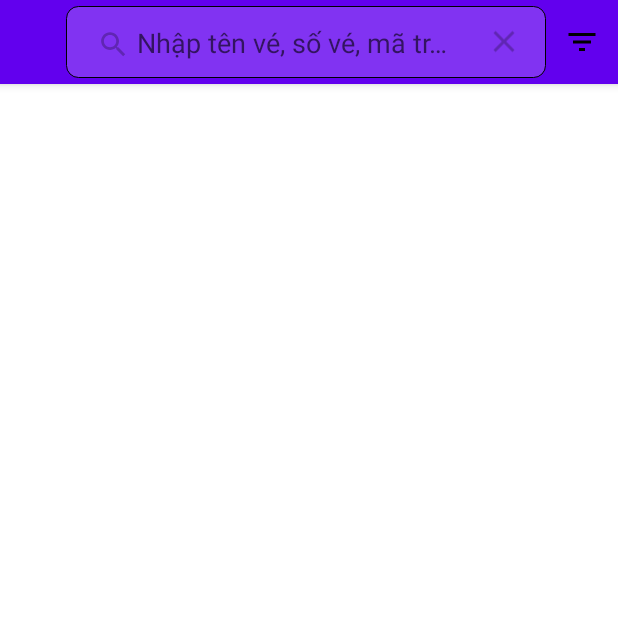
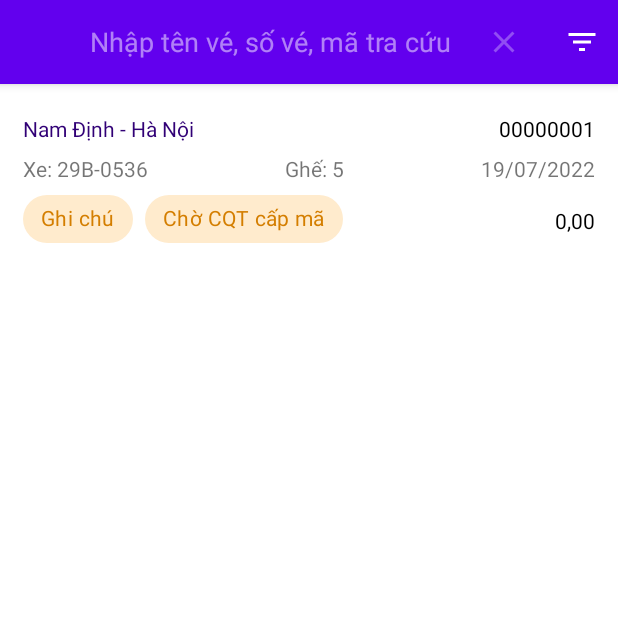
Before and after one commit to Hngdcmnh/mobileD20, an Android app: the screen it shows after launch (MainActivity), after a tap on "Search", on a phone screen of 412 x 824 dp, the top half of it. Run offline under Robolectric (Android 15) with nearby library versions, the phone set to English and light mode, and no system bars.

Commit message:
I give up at 99% completion

```diff
--- a/app/src/main/java/com/example/trainingmobiled20/MainActivity.kt
+++ b/app/src/main/java/com/example/trainingmobiled20/MainActivity.kt
@@ -20,13 +20,10 @@ class MainActivity : AppCompatActivity() {
 
         // Associate searchable configuration with the SearchView
         val searchManager = getSystemService(Context.SEARCH_SERVICE) as SearchManager
-        val searchView : SearchView? = menu?.let {
-            menu.findItem(R.id.search_button).actionView as SearchView
-        }
+        val searchView = menu?.findItem(R.id.search_button)?.actionView as? SearchView
         searchView?.setSearchableInfo(searchManager.getSearchableInfo(componentName))
 
         searchView?.apply {
-            background = AppCompatResources.getDrawable(applicationContext, R.drawable.shape_bg_search)
             queryHint = getString(R.string.search_hint)
         }
 
--- /dev/null
+++ b/app/src/main/res/drawable/ic_baseline_cancel_24.xml
@@ -0,0 +1,5 @@
+<vector android:height="24dp" android:tint="#000000"
+    android:viewportHeight="24" android:viewportWidth="24"
+    android:width="24dp" xmlns:android="http://schemas.android.com/apk/res/android">
+    <path android:fillColor="@android:color/white" android:pathData="M12,2C6.47,2 2,6.47 2,12s4.47,10 10,10 10,-4.47 10,-10S17.53,2 12,2zM17,15.59L15.59,17 12,13.41 8.41,17 7,15.59 10.59,12 7,8.41 8.41,7 12,10.59 15.59,7 17,8.41 13.41,12 17,15.59z"/>
+</vector>
--- a/app/src/main/res/drawable/shape_bg_search.xml
+++ b/app/src/main/res/drawable/shape_bg_search.xml
@@ -5,11 +5,11 @@
         android:width="0.5dp"
         android:color="#000000" />
 
-    <solid android:color="#33FFFFFF" />
+    <solid android:color="@color/black" />
 
     <corners
-        android:bottomLeftRadius="8dp"
-        android:bottomRightRadius="8dp"
-        android:topLeftRadius="8dp"
-        android:topRightRadius="8dp" />
+        android:bottomLeftRadius="30dp"
+        android:bottomRightRadius="30dp"
+        android:topLeftRadius="30dp"
+        android:topRightRadius="30dp" />
 </shape>
--- a/app/src/main/res/layout/activity_main.xml
+++ b/app/src/main/res/layout/activity_main.xml
@@ -1,16 +1,25 @@
 <?xml version="1.0" encoding="utf-8"?>
-<androidx.coordinatorlayout.widget.CoordinatorLayout
+<LinearLayout
     xmlns:android="http://schemas.android.com/apk/res/android"
+    xmlns:app="http://schemas.android.com/apk/res-auto"
     xmlns:tools="http://schemas.android.com/tools"
     android:layout_width="match_parent"
     android:layout_height="match_parent"
-    tools:context=".MainActivity">
+    tools:context=".MainActivity"
+    android:orientation="vertical">
     <com.google.android.material.appbar.AppBarLayout
+        android:id="@+id/app_bar_layout"
         android:layout_width="match_parent"
         android:layout_height="wrap_content">
         <com.google.android.material.appbar.MaterialToolbar
             android:id="@+id/toolbar"
             android:layout_width="match_parent"
-            android:layout_height="?attr/actionBarSize"/>
+            android:layout_height="?attr/actionBarSize"
+            android:theme="@style/ThemeOverlay.AppCompat.Dark.ActionBar"
+            />
     </com.google.android.material.appbar.AppBarLayout>
-</androidx.coordinatorlayout.widget.CoordinatorLayout>
+
+
+
+    <include layout="@layout/ticket_list_item" />
+</LinearLayout>
--- a/app/src/main/res/layout/ticket_list_item.xml
+++ b/app/src/main/res/layout/ticket_list_item.xml
@@ -12,11 +12,10 @@
         android:layout_marginTop="20dp"
         android:layout_marginStart="15dp"
         android:paddingBottom="7dp"
-        android:text=""
         android:textColor="@color/my_purple"
         app:layout_constraintStart_toStartOf="parent"
         app:layout_constraintTop_toTopOf="parent"
-        tools:text="Nam Định - Hà Nội" />
+        android:text="Nam Định - Hà Nội" />
 
     <TextView
         android:id="@+id/number_plate_tv"
@@ -25,7 +24,7 @@
         android:layout_height="wrap_content"
         app:layout_constraintStart_toStartOf="@+id/ticket_name_tv"
         app:layout_constraintTop_toBottomOf="@+id/ticket_name_tv"
-        tools:text="Xe: 29B-0536" />
+        android:text="Xe: 29B-0536" />
 
     <TextView
         android:id="@+id/seats_tv"
@@ -34,7 +33,7 @@
         app:layout_constraintBaseline_toBaselineOf="@+id/number_plate_tv"
         app:layout_constraintEnd_toStartOf="@+id/travel_date_tv"
         app:layout_constraintStart_toEndOf="@+id/number_plate_tv"
-        tools:text="Ghế: 5" />
+        android:text="Ghế: 5" />
 
     <TextView
         android:id="@+id/ticket_id_tv"
@@ -44,7 +43,7 @@
         android:textColor="@color/black"
         app:layout_constraintBaseline_toBaselineOf="@+id/ticket_name_tv"
         app:layout_constraintEnd_toEndOf="parent"
-        tools:text="00000001" />
+        android:text="00000001" />
 
     <TextView
         android:id="@+id/travel_date_tv"
@@ -52,7 +51,7 @@
         android:layout_height="wrap_content"
         app:layout_constraintBaseline_toBaselineOf="@+id/number_plate_tv"
         app:layout_constraintEnd_toEndOf="@+id/ticket_id_tv"
-        tools:text="19/07/2022" />
+        android:text="19/07/2022" />
 
     <TextView
         android:id="@+id/ticket_price_tv"
@@ -63,7 +62,7 @@
         android:textColor="@color/black"
         app:layout_constraintEnd_toEndOf="@+id/ticket_id_tv"
         app:layout_constraintTop_toBottomOf="@+id/travel_date_tv"
-        tools:text="0,00" />
+        android:text="0,00" />
 
     <com.google.android.material.chip.ChipGroup
         android:id="@+id/chip_group"
@@ -78,7 +77,7 @@
             android:layout_height="wrap_content"
             android:backgroundTint="@color/orange_surface"
             android:textColor="@color/orange_on_surface"
-            tools:text="Ghi chú" />
+            android:text="Ghi chú" />
 
         <com.google.android.material.chip.Chip
             android:id="@+id/second_chip"
@@ -86,7 +85,7 @@
             android:layout_height="wrap_content"
             android:backgroundTint="@color/orange_surface"
             android:textColor="@color/orange_on_surface"
-            tools:text="Chờ CQT cấp mã" />
+            android:text="Chờ CQT cấp mã" />
     </com.google.android.material.chip.ChipGroup>
 
 </androidx.constraintlayout.widget.ConstraintLayout>
--- a/app/src/main/res/menu/search_menu.xml
+++ b/app/src/main/res/menu/search_menu.xml
@@ -10,6 +10,7 @@
     <item
         android:id="@+id/filter_button"
         android:icon="@drawable/ic_baseline_filter_list_24"
-        app:showAsAction="ifRoom"
-        android:title="@string/filter"        />
+        app:iconTint="#FFFFFF"
+        android:title="@string/filter"
+        app:showAsAction="ifRoom" />
 </menu>
--- a/app/src/main/res/values/themes.xml
+++ b/app/src/main/res/values/themes.xml
@@ -12,4 +12,7 @@
         <!-- Status bar color. -->
         <!-- Customize your theme here. -->
     </style>
+    <style name="SearchBarCustom" parent="Widget.AppCompat.SearchView">
+        <item name="android:queryHint">@string/search_hint</item>
+    </style>
 </resources>
```
Also changed, not shown: app/src/main/res/layout/custom_search_view.xml (+22 -14 lines).
